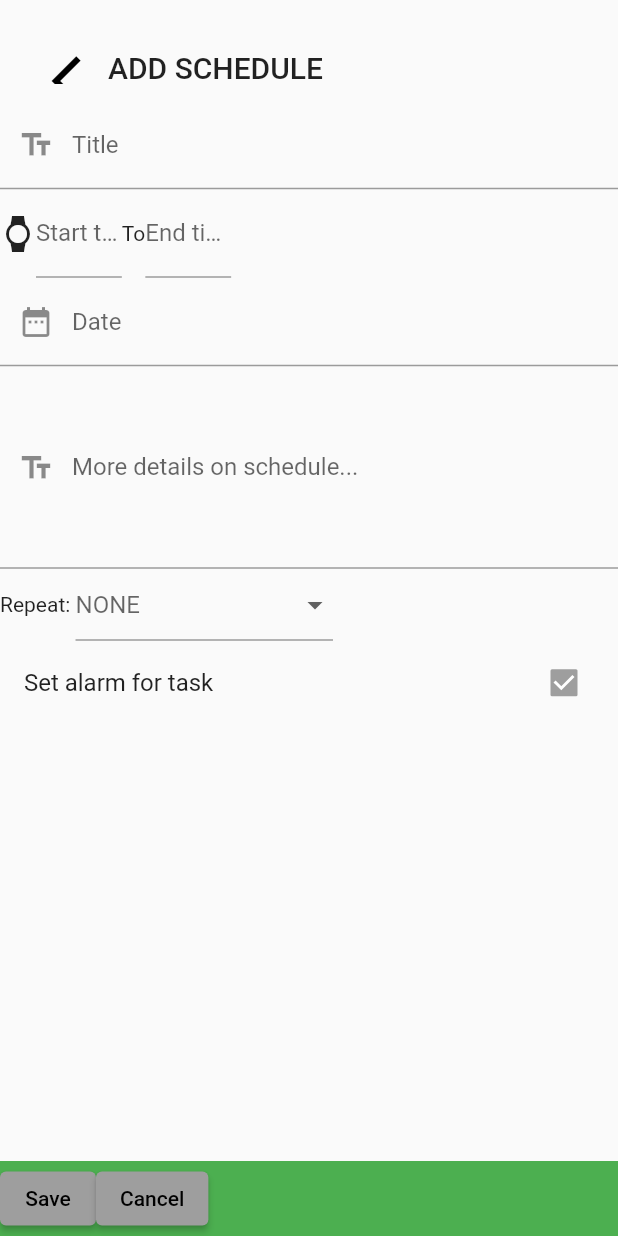
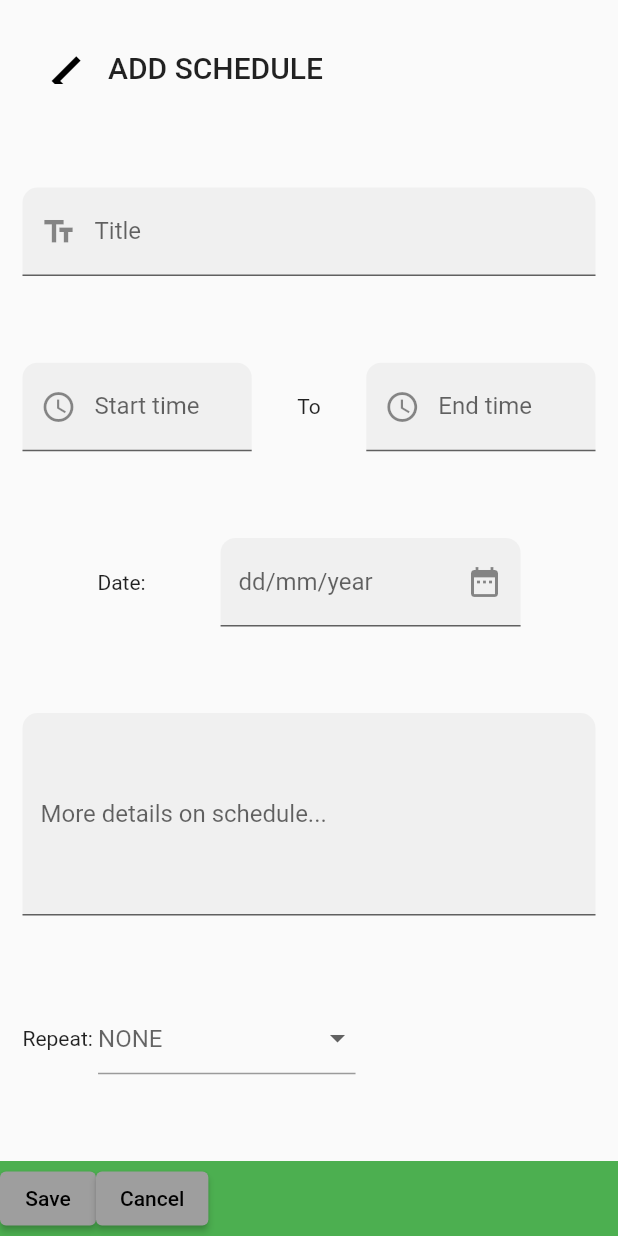
Before and after one commit to nathan-young1/idealog, a Flutter app: the AddSchedule screen opened by its route, on a phone screen of 412 x 824 dp. Run offline on Flutter 3.47's test engine with Material 2 defaults, Android fonts, the phone set to English and light mode, and no system bars; our stand-ins replace firebase_auth, firebase_core, flutter_screenutil, google_sign_in, sqflite, syncfusion_flutter_datepicker; accounts and stored records are empty.

Commit message:
just edited some ui

```diff
--- a/lib/Schedule/addSchedule/ui/addSchedule.dart
+++ b/lib/Schedule/addSchedule/ui/addSchedule.dart
@@ -2,6 +2,7 @@ import 'dart:typed_data';
 import 'package:idealog/core-models/ideasModel.dart';
 import 'package:idealog/core-models/ideasModel.dart';
 import 'package:idealog/core-models/scheduleModel.dart';
+import 'package:idealog/customInputDecoration/inputDecoration.dart';
 import 'package:idealog/global/enums.dart';
 import 'package:flutter/material.dart';
 import 'package:flutter_screenutil/flutter_screenutil.dart';
@@ -60,46 +61,60 @@ class _AddScheduleState extends State<AddSchedule> {
               preferredSize: const Size.fromHeight(kToolbarHeight*1.2),
               child: CustomAppBar(title: 'ADD SCHEDULE')),
         body: Form(
+          child: Padding(
+            padding: const EdgeInsets.only(left: 15,right: 15),
             child: Column(
+              mainAxisAlignment: MainAxisAlignment.spaceEvenly,
               children: [
                 TextFormField(
-                decoration: InputDecoration(
+                  decoration: underlineAndFilled.copyWith(
                     prefixIcon: Icon(Icons.text_fields),
                     labelText: 'Title'
                   ),
                 ),
                 Row(
                   children: [
-                Icon(Icons.watch),
-                Container(
-                  width: 50.w,
+                  Expanded(
+                    flex: 2,
                     child: TextFormField(
-                    decoration: InputDecoration(
-                      labelText: 'Start time'
+                      decoration: underlineAndFilled.copyWith(
+                        labelText: 'Start time',
+                        prefixIcon: Icon(Icons.access_time_sharp)
                       ),
                     ),
                   ),
-                Text('To'),
-                Container(
-                  width: 50.w,
+                  Expanded(
+                    flex: 1,
+                    child: Text('To',textAlign: TextAlign.center,)),
+                  Expanded(
+                    flex: 2,
                     child: TextFormField(
-                    decoration: InputDecoration(
-                      labelText: 'End time'
+                      decoration: underlineAndFilled.copyWith(
+                        labelText: 'End time',
+                        prefixIcon: Icon(Icons.access_time_sharp)
                       ),
                     ),
                   ),
                 ],),
-              TextFormField(
-                decoration: InputDecoration(
-                  prefixIcon: Icon(Icons.date_range),
-                  labelText: 'Date',
+                Row(
+                  mainAxisAlignment: MainAxisAlignment.spaceEvenly,
+                  children: [
+                    Text('Date:'),
+                    Container(
+                      width: 200,
+                      child: TextFormField(
+                        decoration: underlineAndFilled.copyWith(
+                          suffixIcon: Icon(Icons.date_range),
+                          labelText: 'dd/mm/year',
                         ),
+                      ),
+                    ),
+                  ],
                 ),
                 TextFormField(
                   maxLines: null,
                   minLines: 5,
-                decoration: InputDecoration(
-                  prefixIcon: Icon(Icons.text_fields),
+                  decoration: underlineAndFilled.copyWith(
                     labelText: 'More details on schedule...'
                   ),
                 ),
@@ -130,11 +145,8 @@ class _AddScheduleState extends State<AddSchedule> {
                     )
                   ],
                 ),
-              CheckboxListTile(
-               value: true,
-               onChanged: (value){},
-               title: Text('Set alarm for task'),),
               ],
+            ),
           ),
         ),
         bottomNavigationBar: Container(
--- a/lib/auth/ui/authUi.dart
+++ b/lib/auth/ui/authUi.dart
@@ -36,7 +36,7 @@ class _LoginState extends State<Login> {
                     height: 50.h,
                     child: ElevatedButton.icon(
                     onPressed: () async {
-                      await signInWithGoogle();
+                      //await signInWithGoogle();
                       Navigator.pushNamed(context, 'AddNewIdea');
                     },
                     icon: Image.asset(pathToGoogleLogo,height: 40.h,width: 40.w,),
--- /dev/null
+++ b/lib/customInputDecoration/inputDecoration.dart
@@ -0,0 +1,17 @@
+import 'package:flutter/material.dart';
+
+InputDecoration underlineAndFilled = InputDecoration(
+  filled: true,
+  border: UnderlineInputBorder(borderSide: BorderSide(width: 5.0),
+  borderRadius: BorderRadius.only(topLeft:  Radius.circular(10),topRight: Radius.circular(10))),
+);
+
+InputDecoration addTasks = InputDecoration(
+  filled: true,
+  enabledBorder: UnderlineInputBorder(
+    borderSide: BorderSide(color: Colors.amber,width: 2)
+  ),
+  focusedBorder: UnderlineInputBorder(
+    borderSide: BorderSide(color: Colors.amber,width: 2)
+  )
+);
```
Also changed, not shown: lib/idea/newIdea/ui/newIdea.dart (+20 -12 lines). Lines whose indentation alone changed are shown as unchanged.
